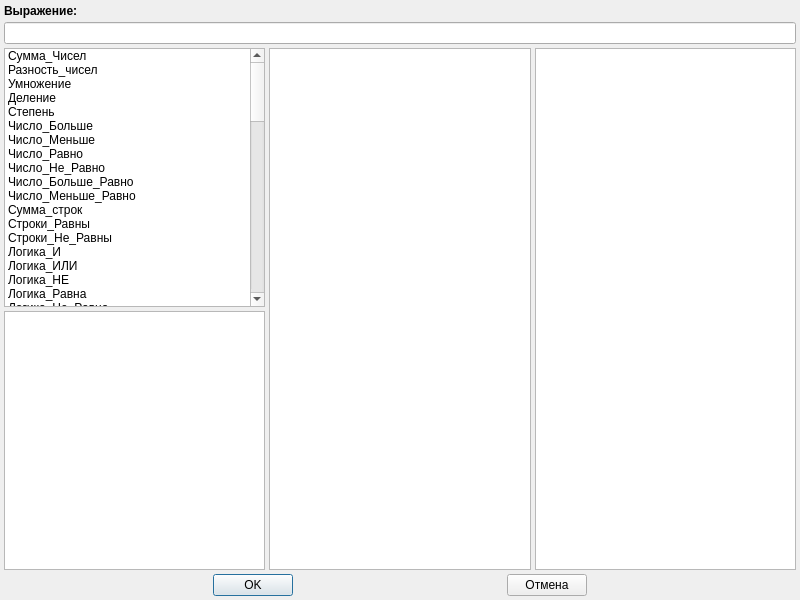
Gris87/ProtocolCreator, file src/main/functiondialog.ui: the form before one commit.
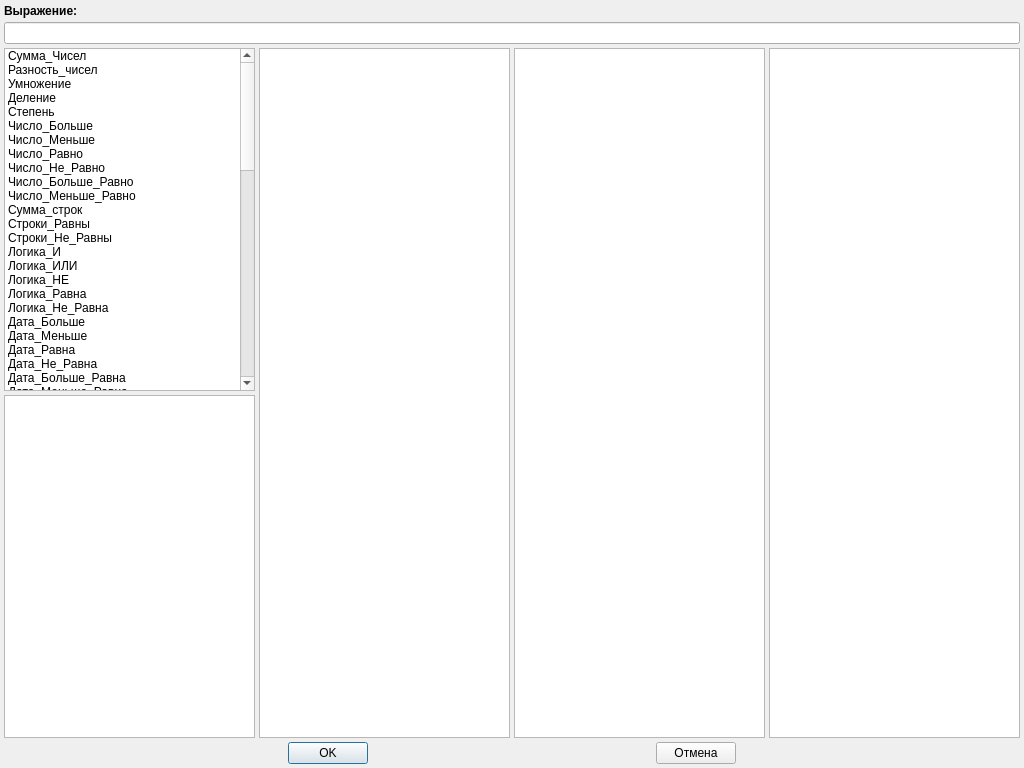
The form after the commit.

Commit message: Changed function dialog for ext list

```diff
--- a/src/main/functiondialog.ui
+++ b/src/main/functiondialog.ui
@@ -6,8 +6,8 @@
    <rect>
     <x>0</x>
     <y>0</y>
-    <width>800</width>
-    <height>600</height>
+    <width>1024</width>
+    <height>768</height>
    </rect>
   </property>
   <property name="windowTitle">
@@ -1008,10 +1008,16 @@
      <item>
       <widget class="QListWidget" name="variablesListWidget"/>
      </item>
+     <item>
+      <widget class="QListWidget" name="columnListWidget"/>
+     </item>
     </layout>
    </item>
    <item>
     <layout class="QHBoxLayout" name="horizontalLayout_2">
+     <property name="spacing">
+      <number>4</number>
+     </property>
      <item>
       <spacer name="horizontalSpacer">
        <property name="orientation">
```
The commit also changes 4 other files.
